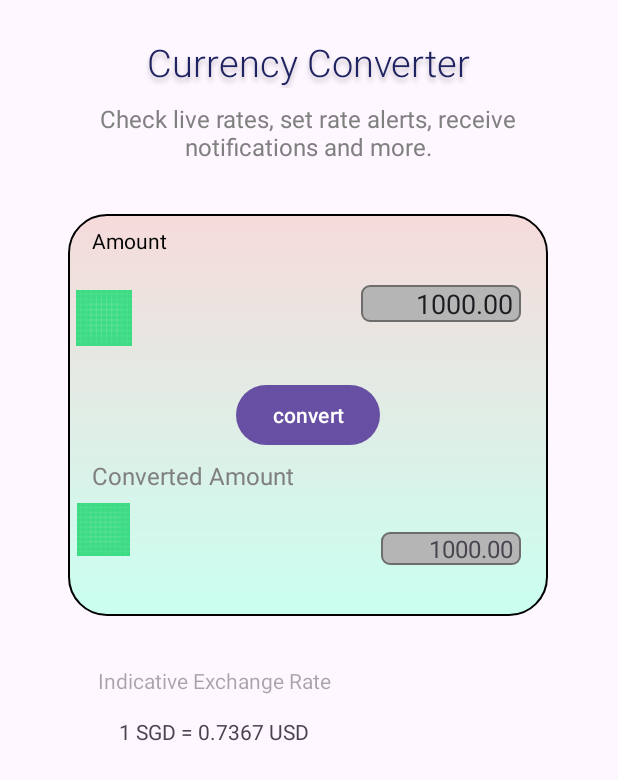
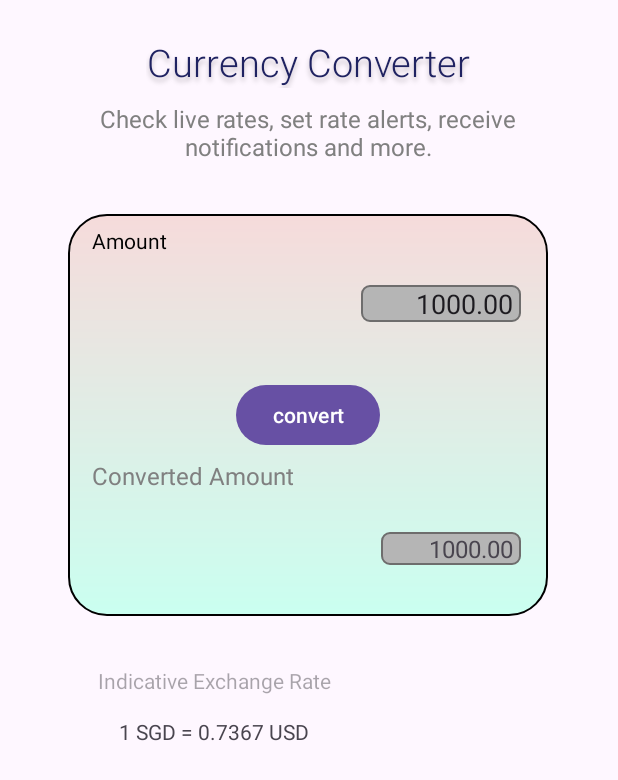
Before and after one commit to karamlyy/Currency-App, an Android app: the screen it shows after launch (MainActivity), on a phone screen of 412 x 824 dp. Shown: the top 780 px of the screen. Run offline under Robolectric (Android 15) with nearby library versions, the phone set to English and light mode, and no system bars.

Commit message:
Some changes in ui

```diff
--- a/app/src/main/java/com/karamlyy/currencyapp/MainActivity.kt
+++ b/app/src/main/java/com/karamlyy/currencyapp/MainActivity.kt
@@ -13,5 +13,6 @@ class MainActivity : AppCompatActivity() {
         super.onCreate(savedInstanceState)
         setContentView(R.layout.activity_main)
 
+        //Api key : gZtI9xikDbj79Upk914b6A
     }
 }
--- a/app/src/main/res/layout/activity_main.xml
+++ b/app/src/main/res/layout/activity_main.xml
@@ -119,39 +119,17 @@
         android:id="@+id/fromAmountSpinner"
         android:layout_width="97dp"
         android:layout_height="23dp"
-        android:layout_marginStart="5dp"
         android:layout_marginTop="55dp"
-        app:layout_constraintStart_toEndOf="@+id/fromAmountImageView"
-        app:layout_constraintTop_toTopOf="@+id/group_6" />
+        app:layout_constraintTop_toTopOf="@+id/group_6"
+        tools:layout_editor_absoluteX="92dp" />
 
     <Spinner
         android:id="@+id/toAmountSpinner"
         android:layout_width="94dp"
         android:layout_height="19dp"
-        android:layout_marginStart="5dp"
         android:layout_marginBottom="50dp"
         app:layout_constraintBottom_toBottomOf="@+id/group_6"
-        app:layout_constraintStart_toEndOf="@+id/toAmountImageView" />
-
-    <ImageView
-        android:id="@+id/fromAmountImageView"
-        android:layout_width="37dp"
-        android:layout_height="38dp"
-        android:layout_marginStart="5dp"
-        android:layout_marginTop="50dp"
-        app:layout_constraintStart_toStartOf="@+id/group_6"
-        app:layout_constraintTop_toTopOf="@+id/group_6"
-        app:srcCompat="@drawable/ic_launcher_background" />
-
-    <ImageView
-        android:id="@+id/toAmountImageView"
-        android:layout_width="36dp"
-        android:layout_height="35dp"
-        android:layout_marginStart="5dp"
-        android:layout_marginBottom="40dp"
-        app:layout_constraintBottom_toBottomOf="@+id/group_6"
-        app:layout_constraintStart_toStartOf="@+id/group_6"
-        app:srcCompat="@drawable/ic_launcher_background" />
+        tools:layout_editor_absoluteX="91dp" />
 
     <TextView
         android:id="@+id/exchangeRateHintText"
```
Also changed, not shown: app/src/main/res/layout/spinner_item.xml (added, +27 -0 lines).
